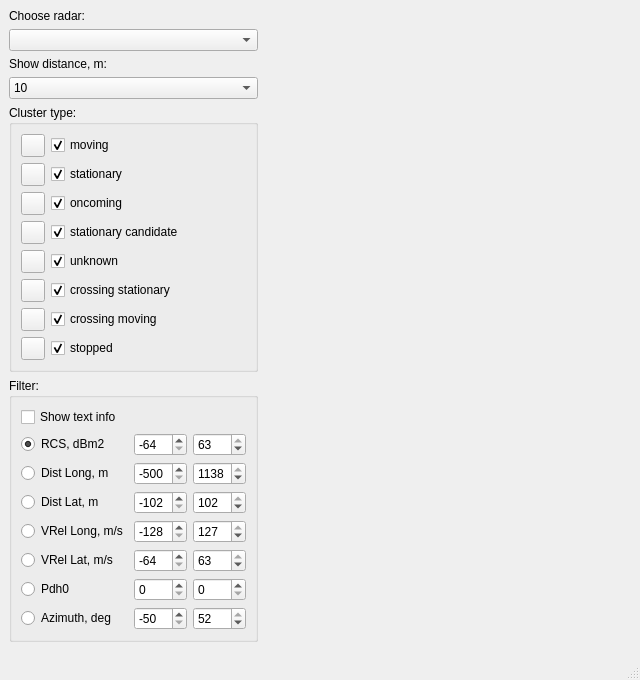
First picture: the form in displaydata.ui, repository anatoltrush/RadarVisual, before the edit.
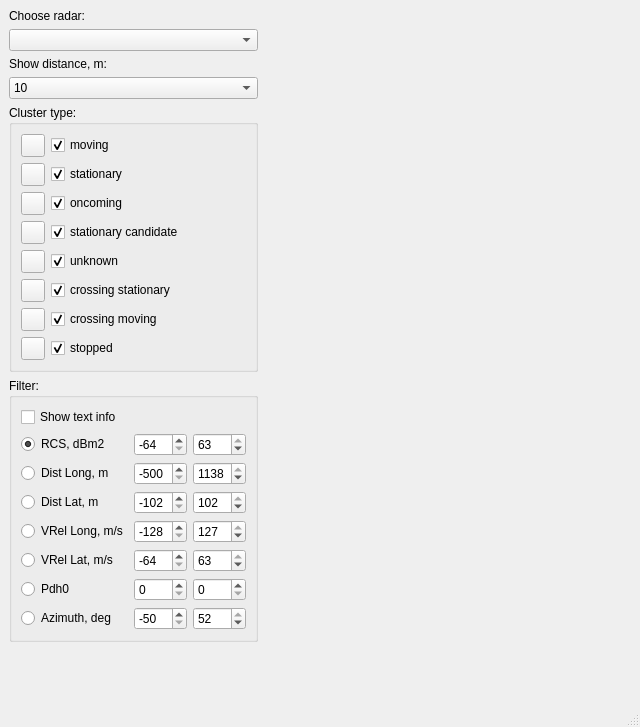
Second picture: the form after the edit. Icons and pictures are not drawn. Custom widgets are drawn as their Qt base class.

```diff
--- a/displaydata.ui
+++ b/displaydata.ui
@@ -7,7 +7,7 @@
     <x>0</x>
     <y>0</y>
     <width>640</width>
-    <height>680</height>
+    <height>727</height>
    </rect>
   </property>
   <property name="windowTitle">
```
Left out of the diff: 4 changed lines with no effect on the pictures.
